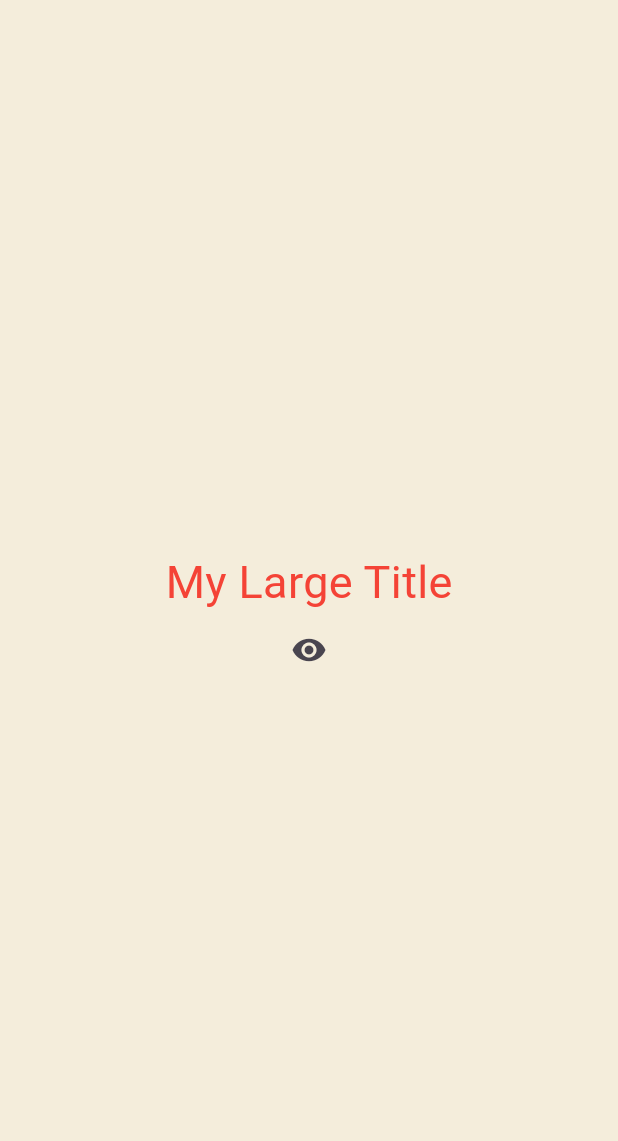
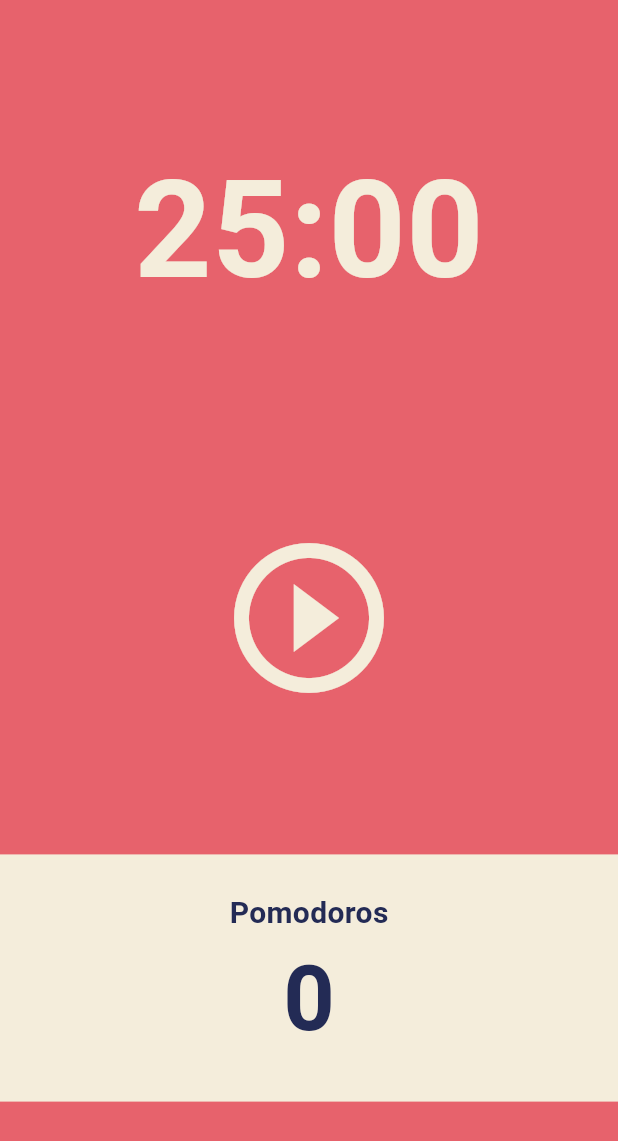
Before and after one commit to Alpaca92/IAL, a Flutter app: the screen it shows after launch, on a phone screen of 412 x 824 dp. Shown: the top 1141 px of the screen. Run offline on Flutter 3.47's test engine with Material 3 defaults, Android fonts, the phone set to English and light mode, and no system bars.

Commit message:
#5.0 User Interface

```diff
--- a/toonflix/lib/main.dart
+++ b/toonflix/lib/main.dart
@@ -1,88 +1,26 @@
 import 'package:flutter/material.dart';
+import 'package:toonflix/screens/home_screen.dart';
 
 void main() {
   runApp(App());
 }
 
-class App extends StatefulWidget {
-  @override
-  State<App> createState() => _AppState();
-}
-
-class _AppState extends State<App> {
-  bool showTitle = true;
-
-  void toggleTitle() {
-    setState(() {
-      showTitle = !showTitle;
-    });
-  }
-
+class App extends StatelessWidget {
   @override
   Widget build(BuildContext context) {
     return MaterialApp(
       theme: ThemeData(
-        textTheme: TextTheme(
-          titleLarge: TextStyle(
-            color: Colors.red,
+        colorScheme: ColorScheme.fromSwatch(
+          backgroundColor: const Color(0xFFE7626C),
+        ),
+        textTheme: const TextTheme(
+          displayLarge: TextStyle(
+            color: Color(0xFF232B55),
           ),
         ),
+        cardColor: const Color(0xFFF4EDDB),
       ),
-      home: Scaffold(
-        backgroundColor: const Color(0xfff4eddb),
-        body: Center(
-          child: Column(
-            mainAxisAlignment: MainAxisAlignment.center,
-            children: [
-              showTitle ? const MyLargeTitle() : Text('nothing '),
-              IconButton(
-                onPressed: toggleTitle,
-                icon: Icon(Icons.remove_red_eye_rounded),
-              )
-            ],
-          ),
-        ),
-      ),
+      home: HomeScreen(),
     );
   }
 }
-
-class MyLargeTitle extends StatefulWidget {
-  const MyLargeTitle({
-    super.key,
-  });
-
-  @override
-  State<MyLargeTitle> createState() => _MyLargeTitleState();
-}
-
-class _MyLargeTitleState extends State<MyLargeTitle> {
-  @override
-  void initState() {
-    // build method보다 먼저 호출되야하며, 단 한 번만 호출 할 수 있음
-    super.initState();
-    print('init state');
-  }
-
-  @override
-  void dispose() {
-    // 위젯이 스크린에서 제거될 때 호출되는 method
-    super.dispose();
-    print('dispose method');
-  }
-
-  @override
-  Widget build(BuildContext context) {
-    print('build method');
-
-    return Text(
-      'My Large Title',
-      style: TextStyle(
-        fontSize: 30,
-        color: Theme.of(context).textTheme.titleLarge!.color,
-      ),
-    );
-  }
-}
-
-// initState => build => dispose
--- /dev/null
+++ b/toonflix/lib/screens/home_screen.dart
@@ -0,0 +1,86 @@
+import 'package:flutter/material.dart';
+
+class HomeScreen extends StatefulWidget {
+  const HomeScreen({super.key});
+
+  @override
+  State<HomeScreen> createState() => _HomeScreenState();
+}
+
+class _HomeScreenState extends State<HomeScreen> {
+  @override
+  Widget build(BuildContext context) {
+    return Scaffold(
+      backgroundColor: Theme.of(context).colorScheme.background,
+      body: Column(
+        mainAxisAlignment: MainAxisAlignment.spaceEvenly,
+        children: [
+          Flexible(
+            flex: 1,
+            child: Container(
+              alignment: Alignment.topCenter,
+              child: Text(
+                '25:00',
+                style: TextStyle(
+                  color: Theme.of(context).cardColor,
+                  fontSize: 90,
+                  fontWeight: FontWeight.w600,
+                ),
+              ),
+            ),
+          ),
+          Flexible(
+            flex: 3,
+            child: Container(
+              child: IconButton(
+                iconSize: 120,
+                color: Theme.of(context).cardColor,
+                onPressed: () {},
+                icon: Icon(
+                  Icons.play_circle_outline,
+                ),
+              ),
+            ),
+          ),
+          Flexible(
+            flex: 1,
+            child: Row(
+              children: [
+                Expanded(
+                  child: Container(
+                    decoration: BoxDecoration(
+                      color: Theme.of(context).cardColor,
+                    ),
+                    child: Column(
+                      mainAxisAlignment: MainAxisAlignment.center,
+                      children: [
+                        Text(
+                          'Pomodoros',
+                          style: TextStyle(
+                            fontSize: 20,
+                            fontWeight: FontWeight.w600,
+                            color:
+                                Theme.of(context).textTheme.displayLarge!.color,
+                          ),
+                        ),
+                        Text(
+                          '0',
+                          style: TextStyle(
+                            fontSize: 60,
+                            fontWeight: FontWeight.w600,
+                            color:
+                                Theme.of(context).textTheme.displayLarge!.color,
+                          ),
+                        ),
+                      ],
+                    ),
+                  ),
+                ),
+              ],
+            ),
+          ),
+        ],
+      ),
+    );
+  }
+}
```
Also changed, not shown: 1 other file.
